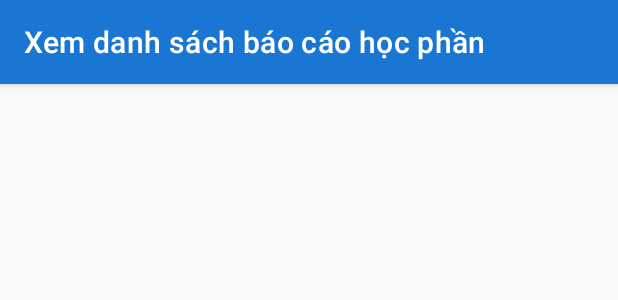
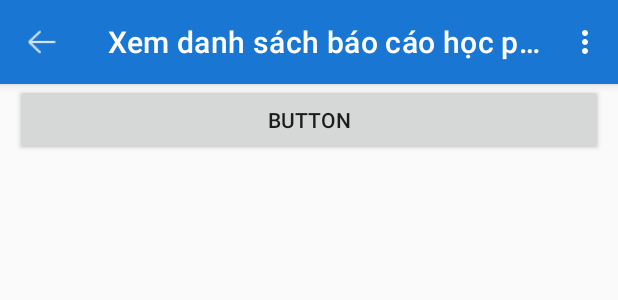
Before and after one commit to tattrung15/Android_ModuleResults, an Android app: the layout activity_xem_ds_bao_cao_hoc_phan.xml on its own in the app's theme, with its tools: preview values and no code run, on a phone screen of 412 x 824 dp. Shown: the top 300 px of the screen. Run offline under Robolectric (Android 15) with nearby library versions, the phone set to English and light mode, and no system bars.

Commit message:
init XemDSBcaoHphan

```diff
--- a/app/src/main/res/layout/activity_xem_ds_bao_cao_hoc_phan.xml
+++ b/app/src/main/res/layout/activity_xem_ds_bao_cao_hoc_phan.xml
@@ -1,26 +1,31 @@
 <?xml version="1.0" encoding="utf-8"?>
-<androidx.constraintlayout.widget.ConstraintLayout xmlns:android="http://schemas.android.com/apk/res/android"
+<LinearLayout xmlns:android="http://schemas.android.com/apk/res/android"
     xmlns:app="http://schemas.android.com/apk/res-auto"
     xmlns:tools="http://schemas.android.com/tools"
     android:layout_width="match_parent"
     android:layout_height="match_parent"
+    android:orientation="vertical"
     tools:context=".xem_ds_bao_cao_hoc_phan.XemDSBaoCaoHocPhan">
 
+
     <com.google.android.material.appbar.AppBarLayout
+        android:id="@+id/appBarLayout"
         android:layout_width="match_parent"
-        android:layout_height="wrap_content"
-        tools:ignore="MissingConstraints">
+        android:layout_height="wrap_content">
 
+        <!--            style="@style/Widget.MaterialComponents.Toolbar.Primary"-->
         <com.google.android.material.appbar.MaterialToolbar
             android:id="@+id/topAppBar"
             style="@style/Widget.MaterialComponents.Toolbar.Primary"
             android:layout_width="match_parent"
             android:layout_height="?attr/actionBarSize"
+            app:navigationIcon="@drawable/ic_go_back"
+            app:navigationIconTint="@color/white"
+            app:menu="@menu/xem_ds_bcao_hphan_menu"
             app:title="@string/xem_ds_bcao_hphan" />
 
     </com.google.android.material.appbar.AppBarLayout>
 
-    <!-- Note: A RecyclerView can also be used -->
     <androidx.core.widget.NestedScrollView
         android:layout_width="match_parent"
         android:layout_height="match_parent"
@@ -28,6 +33,22 @@
 
         <!-- Scrollable content -->
 
+        <LinearLayout
+            android:layout_width="match_parent"
+            android:layout_height="wrap_content"
+            android:orientation="vertical"
+            android:paddingHorizontal="10dp">
+
+            <!-- CODE GIAO DIỆN Ở ĐÂY NHÁ -->
+            <Button
+                android:id="@+id/button5"
+                android:layout_width="match_parent"
+                android:layout_height="wrap_content"
+                android:text="Button" />
+        </LinearLayout>
     </androidx.core.widget.NestedScrollView>
 
-</androidx.constraintlayout.widget.ConstraintLayout>
+
+    <!-- Note: A RecyclerView can also be used -->
+
+</LinearLayout>
--- /dev/null
+++ b/app/src/main/res/menu/xem_ds_bcao_hphan_menu.xml
@@ -0,0 +1,7 @@
+<?xml version="1.0" encoding="utf-8"?>
+<menu xmlns:android="http://schemas.android.com/apk/res/android">
+    <item
+        android:id="@+id/Exit"
+        android:title="Thoát">
+    </item>
+</menu>
```
Also changed, not shown: app/src/main/res/drawable-hdpi/ic_go_back.png (added), app/src/main/res/drawable-mdpi/ic_go_back.png (added), app/src/main/res/drawable-xhdpi/ic_go_back.png (added), app/src/main/res/drawable-xxhdpi/ic_go_back.png (added), app/src/main/res/drawable-xxxhdpi/ic_go_back.png (added).
